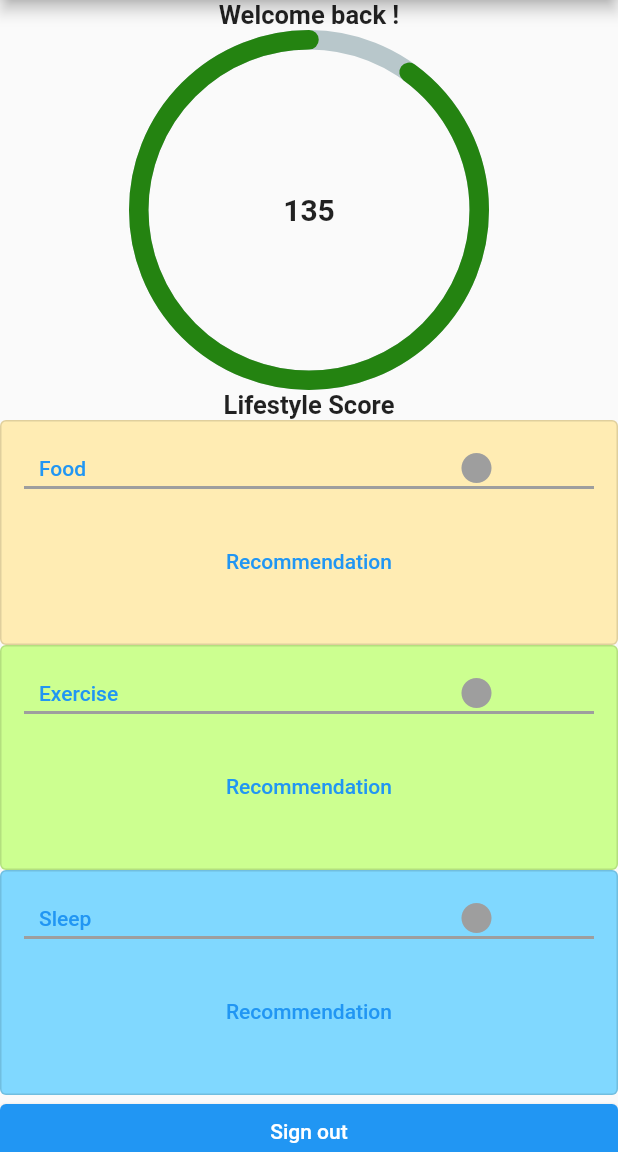
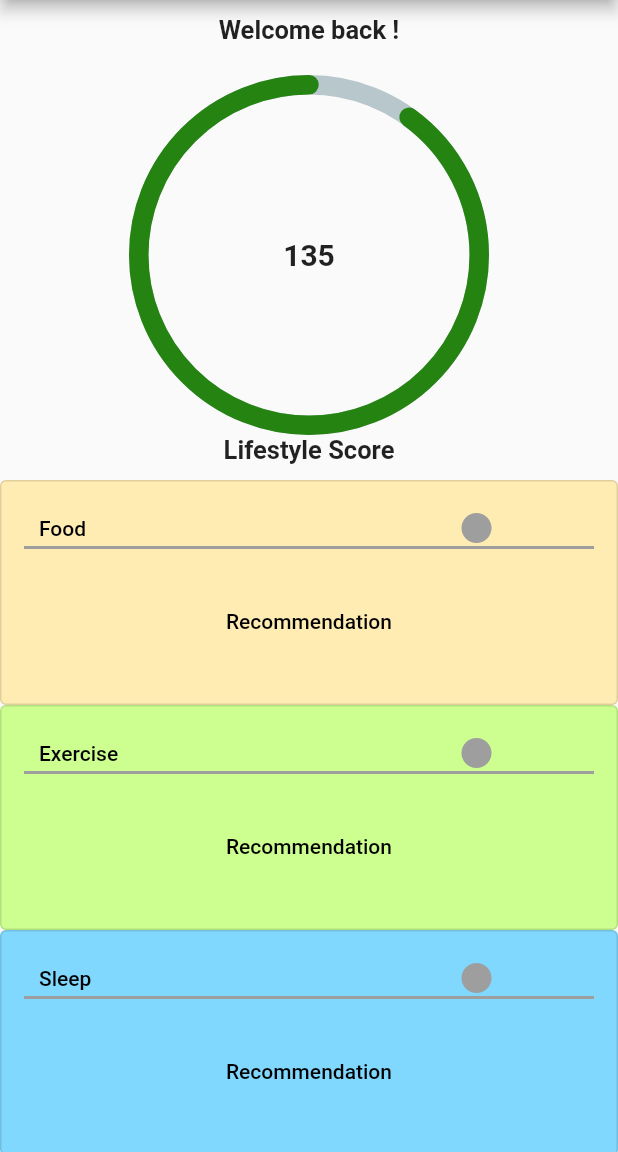
Before and after one commit to Tstrand123/EverydayWellnessCS125, a Flutter app: the screen it shows once a user with an empty profile is signed in, on a phone screen of 412 x 824 dp, the part 84-1236 px from its top. Run offline on Flutter 3.47's test engine with Material 2 defaults, Android fonts, the phone set to English and light mode, and no system bars; drawn by our look-alikes of percent_indicator; our stand-ins replace cloud_firestore, email_validator, firebase_auth, firebase_core, flutter_rating_bar, permission_handler; missing offline and left inert: health; accounts and stored records are empty.

Commit message:
minor adjustments
added padding and changed the color of button text

```diff
--- a/lib/main.dart
+++ b/lib/main.dart
@@ -157,7 +157,9 @@ class _HomePageState extends State<HomePage> {
     // paints the food button
     StatefulWidget foodSection =  OutlinedButton(
       style: OutlinedButton.styleFrom(backgroundColor: Colors.amber.shade100,
-          fixedSize: const Size.fromHeight(150)),
+          fixedSize: const Size.fromHeight(150),
+          foregroundColor: Colors.black
+      ),
       onPressed: (){
         // link to the Food Home, where the user will view their food reccs, enter new logs, and view previous ones
         Navigator.push(context, MaterialPageRoute(builder: (context){
@@ -190,7 +192,9 @@ class _HomePageState extends State<HomePage> {
     // paints link to the Exercise home
     StatefulWidget exerciseSection =  OutlinedButton(
       style: OutlinedButton.styleFrom(backgroundColor: Colors.lightGreenAccent.shade100,
-          fixedSize: const Size.fromHeight(150)),
+          fixedSize: const Size.fromHeight(150),
+          foregroundColor: Colors.black,
+      ),
       onPressed: (){
         // link to the Food Home, where the user will view their food reccs, enter new logs, and view previous ones
         Navigator.push(context, MaterialPageRoute(builder: (context){
@@ -223,7 +227,9 @@ class _HomePageState extends State<HomePage> {
     // Paints the sleep section
     StatefulWidget sleepSection =  OutlinedButton(
       style: OutlinedButton.styleFrom(backgroundColor: Colors.lightBlueAccent.shade100,
-          fixedSize: const Size.fromHeight(150)),
+          fixedSize: const Size.fromHeight(150),
+          foregroundColor: Colors.black
+      ),
       onPressed: (){
         // link to the Food Home, where the user will view their food reccs, enter new logs, and view previous ones
         Navigator.push(context, MaterialPageRoute(builder: (context){
@@ -280,10 +286,11 @@ class _HomePageState extends State<HomePage> {
         child: ListView(children: [ // changed to listview so my modifications will work
             Row(
                 mainAxisAlignment: MainAxisAlignment.center,
-                children: [Flexible(child: welcomeText)]),
+                children: [Flexible(child: Container( padding:const EdgeInsets.all(10), child:welcomeText))]),
+
             Row(
                 mainAxisAlignment: MainAxisAlignment.center,
-                children: [lifestyleScore]),
+                children: [Container(padding: const EdgeInsets.all(10), child: lifestyleScore)]),
             Expanded(child: foodSection), // changed from row -> expanded types. Buttons are too complicated, had to reduce that complexity to make them work (too many nested columns and rows)
             Expanded(child: exerciseSection),
             Expanded(child: sleepSection),
```
